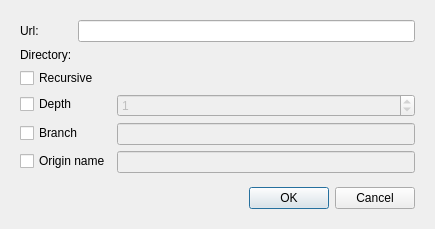
KDE/kommit, file src/libkommitwidgets/dialogs/clonedialog.ui: the form before one commit.
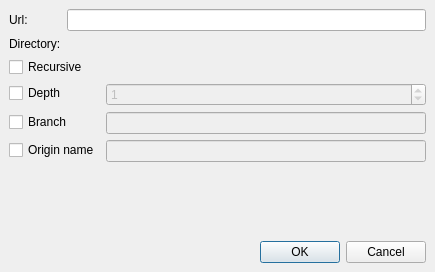
The form after the commit. Icons and pictures are not drawn. Custom widgets are drawn as their Qt base class.

Commit message: Fix layout margin

What changed in the file:
```diff
--- a/src/libkommitwidgets/dialogs/clonedialog.ui
+++ b/src/libkommitwidgets/dialogs/clonedialog.ui
@@ -7,7 +7,7 @@
     <x>0</x>
     <y>0</y>
     <width>435</width>
-    <height>229</height>
+    <height>272</height>
    </rect>
   </property>
   <property name="windowTitle">
@@ -17,6 +17,21 @@
    <iconset theme="kommit"/>
   </property>
   <layout class="QVBoxLayout" name="verticalLayout_2">
+   <property name="spacing">
+    <number>0</number>
+   </property>
+   <property name="leftMargin">
+    <number>0</number>
+   </property>
+   <property name="topMargin">
+    <number>0</number>
+   </property>
+   <property name="rightMargin">
+    <number>0</number>
+   </property>
+   <property name="bottomMargin">
+    <number>0</number>
+   </property>
    <item>
     <widget class="QStackedWidget" name="stackedWidget">
      <property name="currentIndex">
```
Left out of the diff: 6 changed lines with no effect on the pictures.
